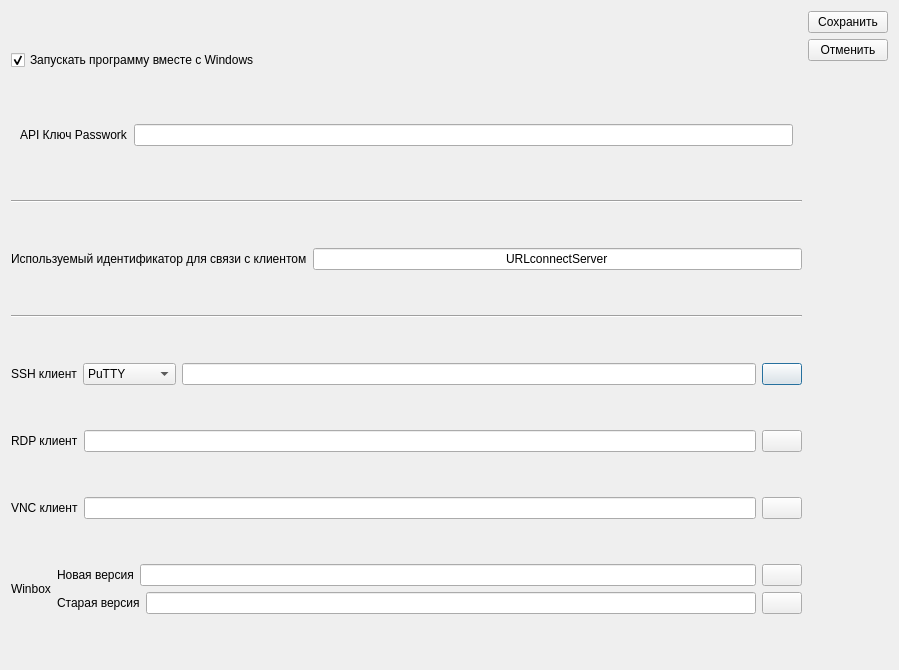
The window that Server/settingswindow.ui (NorthBridgeKholmsk/URLConnect) describes before a commit, drawn with Qt 5.
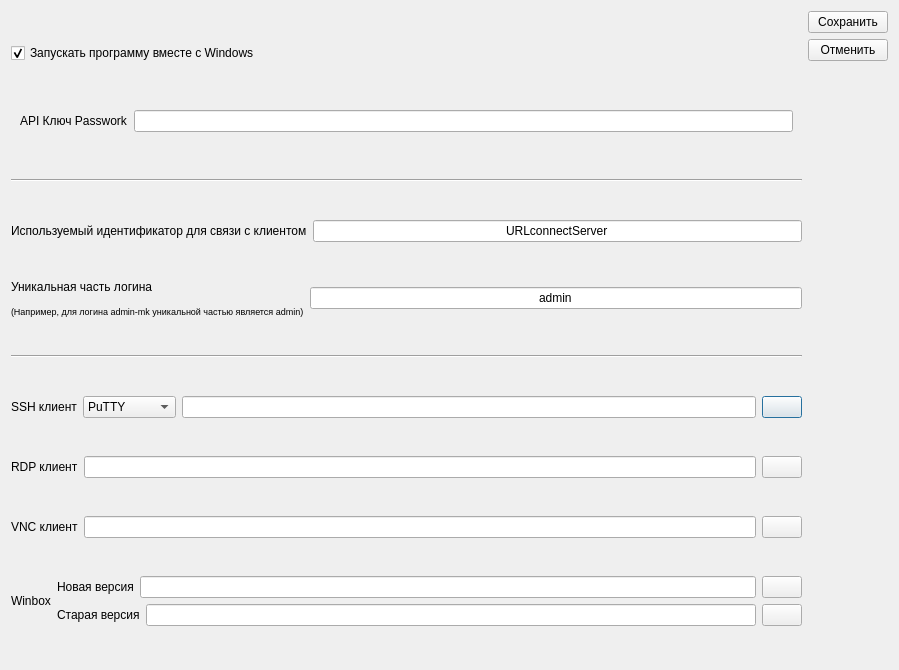
The same window after the commit. Icons and pictures are not drawn.

```diff
--- a/Server/settingswindow.ui
+++ b/Server/settingswindow.ui
@@ -126,6 +126,30 @@
        </item>
       </layout>
      </item>
+     <item>
+      <layout class="QHBoxLayout" name="horizontalLayout_10">
+       <item>
+        <widget class="QLabel" name="label_9">
+         <property name="text">
+          <string>&lt;html&gt;&lt;head/&gt;&lt;body&gt;&lt;p&gt;Уникальная часть логина&lt;/p&gt;&lt;p&gt;&lt;span style=&quot; font-size:7pt;&quot;&gt;(Например, для логина admin-mk уникальной частью является admin)&lt;/span&gt;&lt;/p&gt;&lt;/body&gt;&lt;/html&gt;</string>
+         </property>
+        </widget>
+       </item>
+       <item>
+        <widget class="QLineEdit" name="radiusLogin">
+         <property name="text">
+          <string>admin</string>
+         </property>
+         <property name="cursorPosition">
+          <number>5</number>
+         </property>
+         <property name="alignment">
+          <set>Qt::AlignCenter</set>
+         </property>
+        </widget>
+       </item>
+      </layout>
+     </item>
      <item>
       <widget class="Line" name="line_2">
        <property name="orientation">
```
